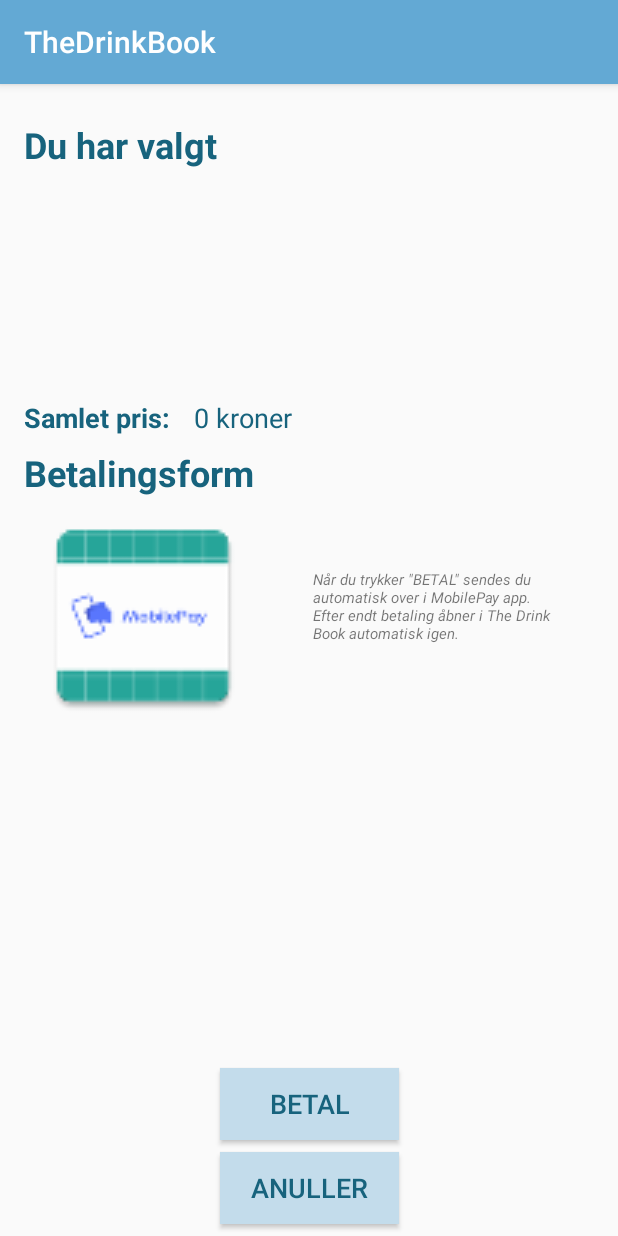
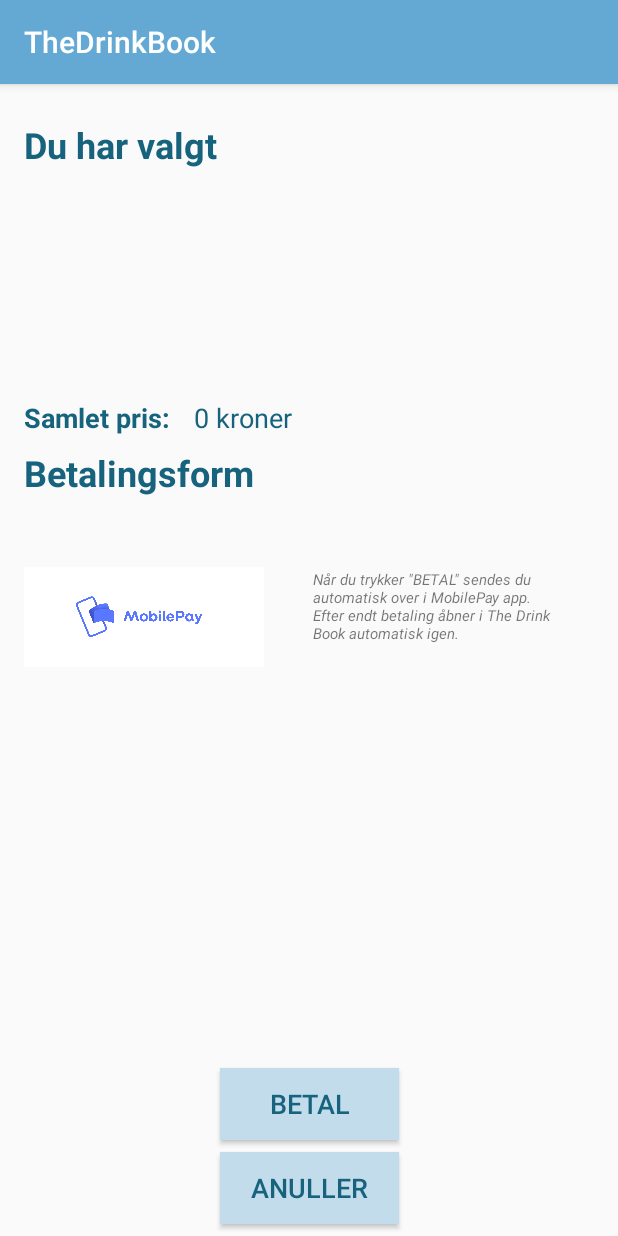
Before and after one commit to Gruppe18SMAP/thedrinkbook, an Android app: the BuyActivity screen opened directly, with no data from a screen before it, on a phone screen of 412 x 824 dp. Run offline under Robolectric (Android 15) with nearby library versions, the phone set to English and light mode, and no system bars; our stand-ins replace Firebase (no records; nobody signed in at launch, a user with empty details on screens opened directly); libraries missing offline, so code that uses them is left out: dk.danskebank.mobilepay; 2 statements that could not run were skipped.

Commit message:
MobilePay ikon

```diff
--- a/app/build.gradle
+++ b/app/build.gradle
@@ -19,7 +19,6 @@ android {
 }
 
 dependencies {
-    implementation fileTree(dir: 'libs', include: ['*.jar'])
     //noinspection GradleCompatible
     implementation 'com.android.support:appcompat-v7:27.1.1'
     implementation 'com.android.support.constraint:constraint-layout:1.1.0'
--- a/app/src/main/java/com/example/thedrinkbook/BuyActivity.java
+++ b/app/src/main/java/com/example/thedrinkbook/BuyActivity.java
@@ -1,8 +1,8 @@
 package com.example.thedrinkbook;
 
 import android.content.Intent;
+import android.os.Bundle;
 import android.support.v7.app.AppCompatActivity;
-import android.os.Bundle;
 import android.view.View;
 import android.widget.Button;
 import android.widget.ListView;
--- a/app/src/main/res/layout/activity_buy.xml
+++ b/app/src/main/res/layout/activity_buy.xml
@@ -70,12 +70,12 @@
         android:id="@+id/imageView"
         android:layout_width="160dp"
         android:layout_height="144dp"
+        android:layout_marginLeft="16dp"
         android:layout_marginStart="16dp"
-        android:layout_marginLeft="16dp"
         android:layout_marginTop="8dp"
         app:layout_constraintStart_toStartOf="parent"
         app:layout_constraintTop_toBottomOf="@+id/textView4"
-        app:srcCompat="@mipmap/mobilepay" />
+        app:srcCompat="@mipmap/mobilepayLogo" />
 
     <ListView
         android:id="@+id/lvChosenDrinks"
```
Also changed, not shown: app/src/main/res/mipmap-xxhdpi/mobilepayLogo.jpg (added).
